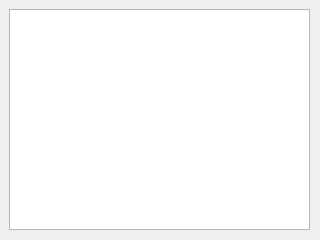
Before: the Qt Designer form layout/ui/weight_window.ui in michalkielak/GIS, drawn with Qt 5.
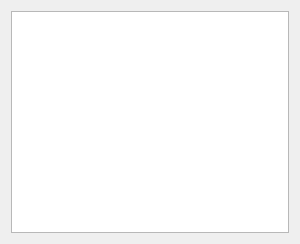
After: the same form once the commit is applied.

Commit message: Few fixes (weights, one Next button, layout)

```diff
--- a/layout/ui/weight_window.ui
+++ b/layout/ui/weight_window.ui
@@ -6,31 +6,22 @@
    <rect>
     <x>0</x>
     <y>0</y>
-    <width>320</width>
-    <height>240</height>
+    <width>300</width>
+    <height>244</height>
    </rect>
   </property>
   <property name="windowTitle">
    <string>Form</string>
   </property>
-  <widget class="QWidget" name="formLayoutWidget">
-   <property name="geometry">
-    <rect>
-     <x>9</x>
-     <y>9</y>
-     <width>301</width>
-     <height>221</height>
-    </rect>
-   </property>
-   <layout class="QFormLayout" name="formLayout">
-    <property name="fieldGrowthPolicy">
-     <enum>QFormLayout::AllNonFixedFieldsGrow</enum>
-    </property>
-    <item row="0" column="0" colspan="2">
-     <widget class="QPlainTextEdit" name="plainTextEdit"/>
-    </item>
-   </layout>
-  </widget>
+  <layout class="QVBoxLayout" name="verticalLayout">
+   <item>
+    <layout class="QHBoxLayout" name="horizontalLayout">
+     <item>
+      <widget class="QPlainTextEdit" name="plainTextEdit"/>
+     </item>
+    </layout>
+   </item>
+  </layout>
  </widget>
  <resources/>
  <connections/>
```
Left out of the diff: 2 changed lines with no effect on the pictures. The commit also changes 5 other files.
